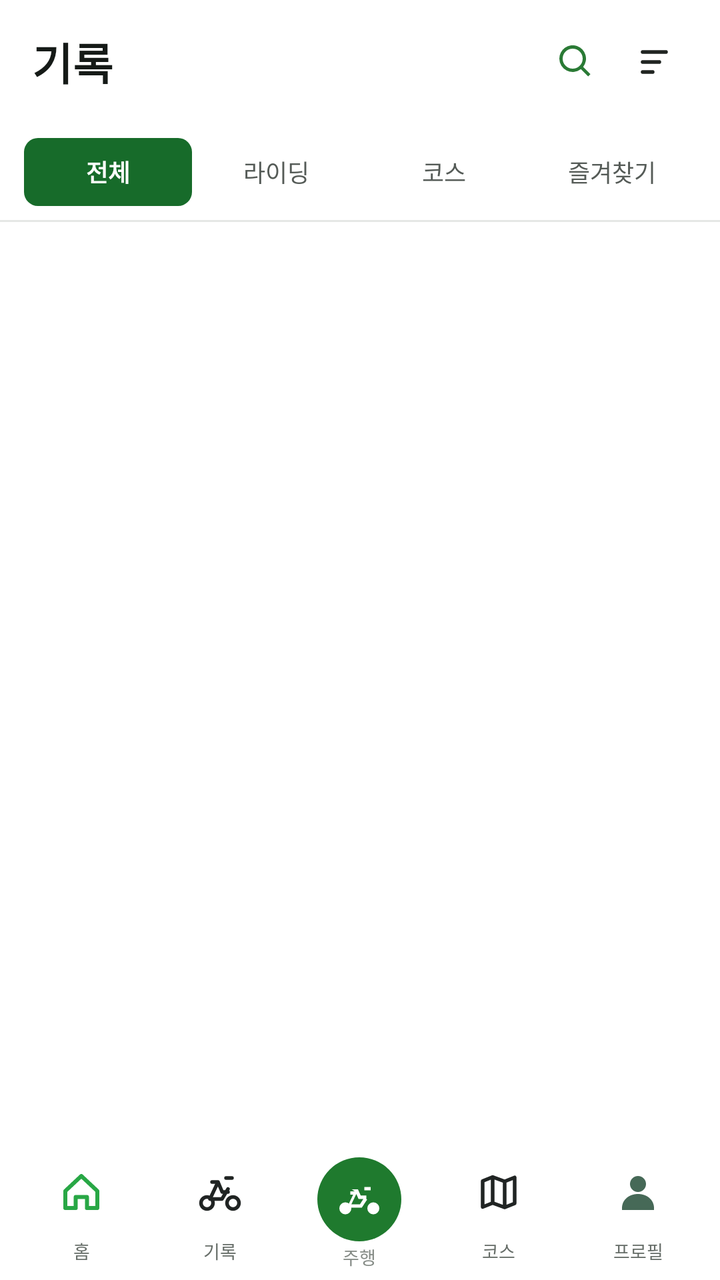
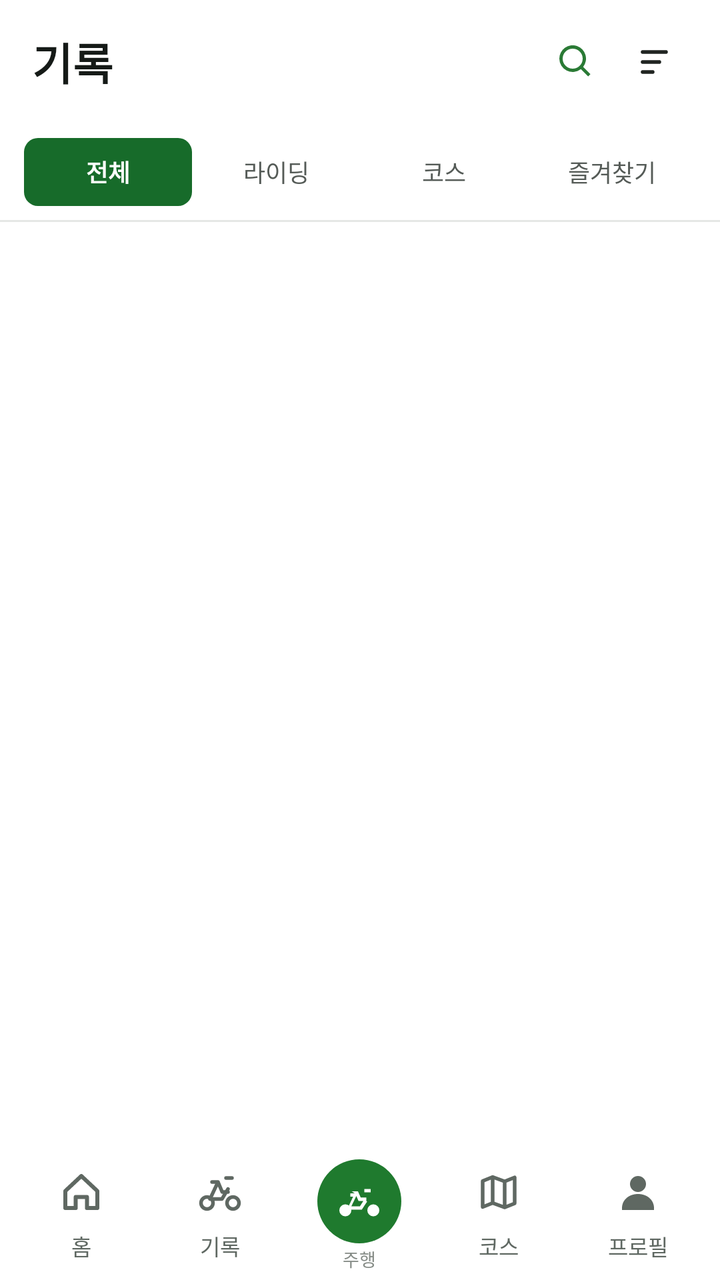

Two renders of the same Android screen: before a commit and after it. Below are the layout's source before the change and the commit's diff.
<!-- AndroidManifest.xml: application theme AppTheme -->
<!-- res/layout/fragment_records.xml -->
<?xml version="1.0" encoding="utf-8"?>
<androidx.constraintlayout.widget.ConstraintLayout
    xmlns:android="http://schemas.android.com/apk/res/android"
    xmlns:app="http://schemas.android.com/apk/res-auto"
    xmlns:tools="http://schemas.android.com/tools"
    android:layout_width="match_parent"
    android:layout_height="match_parent"
    android:background="#FFFFFF">

    <LinearLayout
        android:id="@+id/records_header"
        android:layout_width="0dp"
        android:layout_height="62dp"
        android:gravity="center_vertical"
        android:orientation="horizontal"
        android:paddingStart="16dp"
        android:paddingEnd="12dp"
        app:layout_constraintEnd_toEndOf="parent"
        app:layout_constraintStart_toStartOf="parent"
        app:layout_constraintTop_toTopOf="parent">

        <TextView
            android:id="@+id/records_menu_button"
            android:layout_width="0dp"
            android:layout_height="match_parent"
            android:layout_weight="1"
            android:clickable="true"
            android:focusable="true"
            android:gravity="center_vertical"
            android:text="기록"
            android:textColor="#151A17"
            android:textSize="22sp"
            android:textStyle="bold" />

        <ImageView
            android:layout_width="40dp"
            android:layout_height="40dp"
            android:padding="10dp"
            android:src="@drawable/ic_search_home" />
        <ImageView
            android:layout_width="40dp"
            android:layout_height="40dp"
            android:padding="10dp"
            android:src="@drawable/records_ic_filter"
            android:tint="#202421" />
    </LinearLayout>

    <LinearLayout
        android:id="@+id/records_tabs"
        android:layout_width="0dp"
        android:layout_height="48dp"
        android:gravity="center"
        android:orientation="horizontal"
        android:paddingStart="12dp"
        android:paddingEnd="12dp"
        app:layout_constraintEnd_toEndOf="parent"
        app:layout_constraintStart_toStartOf="parent"
        app:layout_constraintTop_toBottomOf="@id/records_header">

        <TextView style="@style/RecordTabActive" android:text="전체" />
        <TextView style="@style/RecordTab" android:text="라이딩" />
        <TextView style="@style/RecordTab" android:text="코스" />
        <TextView style="@style/RecordTab" android:text="즐겨찾기" />
    </LinearLayout>

    <View
        android:id="@+id/records_divider"
        android:layout_width="0dp"
        android:layout_height="1dp"
        android:background="#E5E7E5"
        app:layout_constraintEnd_toEndOf="parent"
        app:layout_constraintStart_toStartOf="parent"
        app:layout_constraintTop_toBottomOf="@id/records_tabs" />

    <androidx.recyclerview.widget.RecyclerView
        android:id="@+id/recyclerView"
        android:layout_width="0dp"
        android:layout_height="0dp"
        android:clipToPadding="false"
        android:paddingBottom="8dp"
        app:layout_constraintBottom_toTopOf="@id/records_bottom_nav"
        app:layout_constraintEnd_toEndOf="parent"
        app:layout_constraintStart_toStartOf="parent"
        app:layout_constraintTop_toBottomOf="@id/records_divider"
        tools:listitem="@layout/myreport_item" />

    <LinearLayout
        android:id="@+id/records_empty_state"
        android:layout_width="0dp"
        android:layout_height="0dp"
        android:gravity="center"
        android:orientation="vertical"
        android:padding="32dp"
        android:visibility="gone"
        app:layout_constraintBottom_toTopOf="@id/records_bottom_nav"
        app:layout_constraintEnd_toEndOf="parent"
        app:layout_constraintStart_toStartOf="parent"
        app:layout_constraintTop_toBottomOf="@id/records_divider">

        <TextView
            android:id="@+id/records_empty_title"
            android:layout_width="wrap_content"
            android:layout_height="wrap_content"
            android:textColor="#152019"
            android:textSize="18sp"
            android:textStyle="bold" />

        <TextView
            android:id="@+id/records_empty_description"
            android:layout_width="wrap_content"
            android:layout_height="wrap_content"
            android:layout_marginTop="10dp"
            android:gravity="center"
            android:textColor="#6E756F"
            android:textSize="14sp" />

        <TextView
            android:id="@+id/records_empty_action"
            android:layout_width="wrap_content"
            android:layout_height="wrap_content"
            android:layout_marginTop="20dp"
            android:background="@drawable/course_primary_button"
            android:clickable="true"
            android:focusable="true"
            android:paddingStart="24dp"
            android:paddingTop="12dp"
            android:paddingEnd="24dp"
            android:paddingBottom="12dp"
            android:textColor="#FFFFFF"
            android:textSize="15sp"
            android:textStyle="bold" />
    </LinearLayout>

    <LinearLayout
        android:layout_width="1dp"
        android:layout_height="1dp"
        android:visibility="gone">
        <TextView android:id="@+id/records_count_text" android:layout_width="1dp" android:layout_height="1dp" />
        <TextView android:id="@+id/records_total_distance" android:layout_width="1dp" android:layout_height="1dp" />
        <TextView android:id="@+id/records_total_height" android:layout_width="1dp" android:layout_height="1dp" />
        <TextView android:id="@+id/records_total_time" android:layout_width="1dp" android:layout_height="1dp" />
    </LinearLayout>

    <include
        android:id="@+id/records_bottom_nav"
        layout="@layout/trailgo_bottom_nav"
        android:layout_width="0dp"
        android:layout_height="66dp"
        app:layout_constraintBottom_toBottomOf="parent"
        app:layout_constraintEnd_toEndOf="parent"
        app:layout_constraintStart_toStartOf="parent" />
</androidx.constraintlayout.widget.ConstraintLayout>
<!-- res/layout/myreport_item.xml (included above) -->
<?xml version="1.0" encoding="utf-8"?>
<LinearLayout xmlns:android="http://schemas.android.com/apk/res/android"
    xmlns:tools="http://schemas.android.com/tools"
    android:id="@+id/viewClick"
    android:layout_width="match_parent"
    android:layout_height="104dp"
    android:background="#FFFFFF"
    android:clickable="true"
    android:focusable="true"
    android:gravity="center_vertical"
    android:orientation="vertical"
    android:paddingStart="14dp"
    android:paddingEnd="14dp">

    <TextView
        android:id="@+id/record_date"
        android:layout_width="match_parent"
        android:layout_height="24dp"
        android:gravity="center_vertical"
        android:text="2026.05.16 (금)"
        android:textColor="#5C625E"
        android:textSize="10sp" />

    <LinearLayout
        android:layout_width="match_parent"
        android:layout_height="72dp"
        android:gravity="center_vertical"
        android:orientation="horizontal">

        <ImageView
            android:id="@+id/myimage"
            android:layout_width="82dp"
            android:layout_height="58dp"
            android:background="@drawable/home_map_preview_bg"
            android:scaleType="centerCrop"
            android:src="@drawable/trailgo_route_preview" />

        <LinearLayout
            android:layout_width="0dp"
            android:layout_height="wrap_content"
            android:layout_marginStart="12dp"
            android:layout_weight="1"
            android:orientation="vertical">
            <TextView
                android:id="@+id/record_name"
                android:layout_width="match_parent"
                android:layout_height="wrap_content"
                android:ellipsize="end"
                android:maxLines="1"
                android:text="대구 앞산 라이딩"
                android:textColor="#151A17"
                android:textSize="14sp"
                android:textStyle="bold" />
            <LinearLayout
                android:layout_width="match_parent"
                android:layout_height="wrap_content"
                android:layout_marginTop="8dp"
                android:gravity="center_vertical"
                android:orientation="horizontal">
                <TextView android:id="@+id/my_dis" style="@style/RecordListMeta" android:text="⌖ 12.45 km" />
                <TextView android:id="@+id/my_get" style="@style/RecordListMeta" android:text="△ 45 m" />
                <TextView android:id="@+id/my_time" style="@style/RecordListMeta" android:text="◷ 1:45:32" />
            </LinearLayout>
        </LinearLayout>
    </LinearLayout>

    <TextView android:id="@+id/record_time" android:layout_width="1dp" android:layout_height="1dp" android:visibility="gone" />
    <ImageView android:id="@+id/record_weather_icon" android:layout_width="1dp" android:layout_height="1dp" android:visibility="gone" />
    <TextView android:id="@+id/record_adress" android:layout_width="1dp" android:layout_height="1dp" android:visibility="gone" />
    <ImageView android:id="@+id/record_bookmark_icon" android:layout_width="1dp" android:layout_height="1dp" android:visibility="gone" />
    <TextView android:id="@+id/record_recent_label" android:layout_width="1dp" android:layout_height="1dp" android:visibility="gone" tools:visibility="gone" />
    <TextView android:id="@+id/record_section_label" android:layout_width="1dp" android:layout_height="1dp" android:visibility="gone" tools:visibility="gone" />
</LinearLayout>
<!-- res/layout/trailgo_bottom_nav.xml (included above) -->
<?xml version="1.0" encoding="utf-8"?>
<LinearLayout xmlns:android="http://schemas.android.com/apk/res/android"
    android:layout_width="match_parent"
    android:layout_height="66dp"
    android:background="#FFFFFF"
    android:gravity="center"
    android:orientation="horizontal"
    android:paddingStart="6dp"
    android:paddingEnd="6dp">

    <TextView
        android:id="@+id/bottom_nav_home"
        style="@style/TrailGoBottomNavItem"
        android:drawableTop="@drawable/drawer_ic_home_custom"
        android:text="홈" />

    <TextView
        android:id="@+id/bottom_nav_records"
        style="@style/TrailGoBottomNavItem"
        android:drawableTop="@drawable/drawer_ic_bike_custom"
        android:text="기록" />

    <LinearLayout
        android:id="@+id/bottom_nav_ride"
        android:layout_width="0dp"
        android:layout_height="match_parent"
        android:layout_weight="1"
        android:clickable="true"
        android:focusable="true"
        android:gravity="center"
        android:orientation="vertical">

        <ImageView
            android:layout_width="42dp"
            android:layout_height="42dp"
            android:background="@drawable/trailgo_nav_ride_bg"
            android:padding="9dp"
            android:src="@drawable/profile_ic_bicycle"
            android:tint="#FFFFFF" />

        <TextView
            android:layout_width="wrap_content"
            android:layout_height="wrap_content"
            android:layout_marginTop="1dp"
            android:text="주행"
            android:textColor="#858B86"
            android:textSize="9sp" />
    </LinearLayout>

    <TextView
        android:id="@+id/bottom_nav_course"
        style="@style/TrailGoBottomNavItem"
        android:drawableTop="@drawable/drawer_ic_map_custom"
        android:text="코스" />

    <TextView
        android:id="@+id/bottom_nav_profile"
        style="@style/TrailGoBottomNavItem"
        android:drawableTop="@drawable/profile_ic_user"
        android:text="프로필" />
</LinearLayout>
<!-- resources referenced by this layout -->
<resources>
  <!-- drawable course_primary_button (drawable) -->
  <?xml version="1.0" encoding="utf-8"?>
  <shape xmlns:android="http://schemas.android.com/apk/res/android" android:shape="rectangle">
      <gradient android:angle="0" android:startColor="#1B5E20" android:endColor="#2E7D32" />
      <corners android:radius="10dp" />
  </shape>
  <!-- drawable home_map_preview_bg (drawable) -->
  <?xml version="1.0" encoding="utf-8"?>
  <shape xmlns:android="http://schemas.android.com/apk/res/android"
      android:shape="rectangle">
      <solid android:color="#DDE8DD" />
      <corners android:radius="6dp" />
  </shape>
  <!-- drawable trailgo_nav_ride_bg (drawable) -->
  <?xml version="1.0" encoding="utf-8"?>
  <shape xmlns:android="http://schemas.android.com/apk/res/android" android:shape="oval">
      <solid android:color="#1F7A2E" />
  </shape>
  <style name="RecordListMeta">
          <item name="android:layout_width">wrap_content</item>
          <item name="android:layout_height">wrap_content</item>
          <item name="android:layout_marginEnd">14dp</item>
          <item name="android:textColor">#4E5751</item>
          <item name="android:textSize">10sp</item>
      </style>
  <style name="RecordTab">
          <item name="android:layout_width">0dp</item>
          <item name="android:layout_height">34dp</item>
          <item name="android:layout_weight">1</item>
          <item name="android:gravity">center</item>
          <item name="android:textColor">#555B57</item>
          <item name="android:textSize">12sp</item>
      </style>
  <style name="RecordTabActive" parent="RecordTab">
          <item name="android:background">@drawable/trailgo_chip_active</item>
          <item name="android:textColor">#FFFFFF</item>
          <item name="android:textStyle">bold</item>
      </style>
  <style name="TrailGoBottomNavItem">
          <item name="android:layout_width">0dp</item>
          <item name="android:layout_height">match_parent</item>
          <item name="android:layout_weight">1</item>
          <item name="android:clickable">true</item>
          <item name="android:focusable">true</item>
          <item name="android:drawablePadding">3dp</item>
          <item name="android:gravity">center</item>
          <item name="android:paddingTop">10dp</item>
          <item name="android:textColor">#666D68</item>
          <item name="android:textSize">9sp</item>
      </style>
  <style name="AppTheme" parent="Theme.AppCompat.Light.DarkActionBar">
          
          <item name="colorPrimary">@color/colorPrimary</item>
          <item name="colorPrimaryDark">@color/colorPrimaryDark</item>
          <item name="colorAccent">@color/colorAccent</item>
      </style>
  <!-- drawable trailgo_chip_active (drawable) -->
  <?xml version="1.0" encoding="utf-8"?>
  <shape xmlns:android="http://schemas.android.com/apk/res/android" android:shape="rectangle">
      <solid android:color="#176B2A" />
      <corners android:radius="7dp" />
  </shape>
  <color name="colorPrimary">#181818</color>
  <color name="colorPrimaryDark">#181818</color>
  <color name="colorAccent">#03DAC5</color>
  <!-- unchanged entries left out for length: 8 -->
</resources>

<!-- the commit's change to res/layout/fragment_records.xml (unified diff, before → after) -->
@@ -145,7 +145,7 @@
         android:id="@+id/records_bottom_nav"
         layout="@layout/trailgo_bottom_nav"
         android:layout_width="0dp"
-        android:layout_height="66dp"
+        android:layout_height="wrap_content"
         app:layout_constraintBottom_toBottomOf="parent"
         app:layout_constraintEnd_toEndOf="parent"
         app:layout_constraintStart_toStartOf="parent" />
@@ -228,7 +228,8 @@
 <?xml version="1.0" encoding="utf-8"?>
 <LinearLayout xmlns:android="http://schemas.android.com/apk/res/android"
     android:layout_width="match_parent"
-    android:layout_height="66dp"
+    android:layout_height="wrap_content"
+    android:minHeight="64dp"
     android:background="#FFFFFF"
     android:gravity="center"
     android:orientation="horizontal"
<!-- resource entries referenced after the edit -->
@@ -42,13 +42,17 @@
           <item name="android:layout_width">0dp</item>
           <item name="android:layout_height">match_parent</item>
           <item name="android:layout_weight">1</item>
+          <item name="android:background">@drawable/trailgo_nav_item_bg</item>
           <item name="android:clickable">true</item>
+          <item name="android:drawablePadding">2dp</item>
+          <item name="android:drawableTint">@color/trailgo_nav_item</item>
           <item name="android:focusable">true</item>
-          <item name="android:drawablePadding">3dp</item>
           <item name="android:gravity">center</item>
-          <item name="android:paddingTop">10dp</item>
-          <item name="android:textColor">#666D68</item>
-          <item name="android:textSize">9sp</item>
+          <item name="android:minWidth">48dp</item>
+          <item name="android:paddingTop">8dp</item>
+          <item name="android:paddingBottom">4dp</item>
+          <item name="android:textColor">@color/trailgo_nav_item</item>
+          <item name="android:textSize">11sp</item>
       </style>
   <style name="AppTheme" parent="Theme.AppCompat.Light.DarkActionBar">
           
@@ -62,6 +66,21 @@
       <solid android:color="#176B2A" />
       <corners android:radius="7dp" />
   </shape>
+  <!-- drawable trailgo_nav_item_bg (drawable) -->
+  <?xml version="1.0" encoding="utf-8"?>
+  <selector xmlns:android="http://schemas.android.com/apk/res/android">
+      <item android:state_selected="true">
+          <inset android:insetLeft="6dp" android:insetTop="4dp" android:insetRight="6dp" android:insetBottom="4dp">
+              <shape android:shape="rectangle">
+                  <solid android:color="#E8F3E5" />
+                  <corners android:radius="14dp" />
+              </shape>
+          </inset>
+      </item>
+      <item>
+          <ripple android:color="#141F7A2E" />
+      </item>
+  </selector>
   <color name="colorPrimary">#181818</color>
   <color name="colorPrimaryDark">#181818</color>
   <color name="colorAccent">#03DAC5</color>
